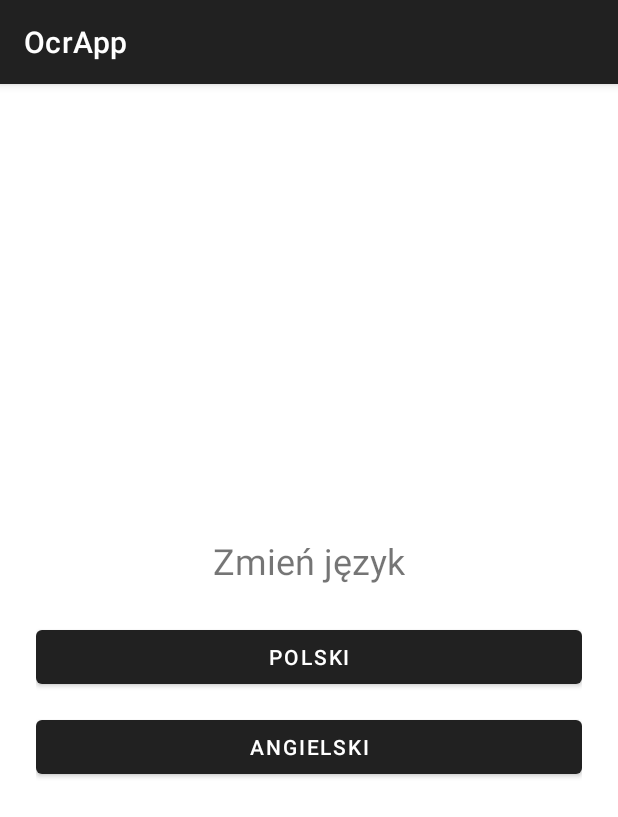
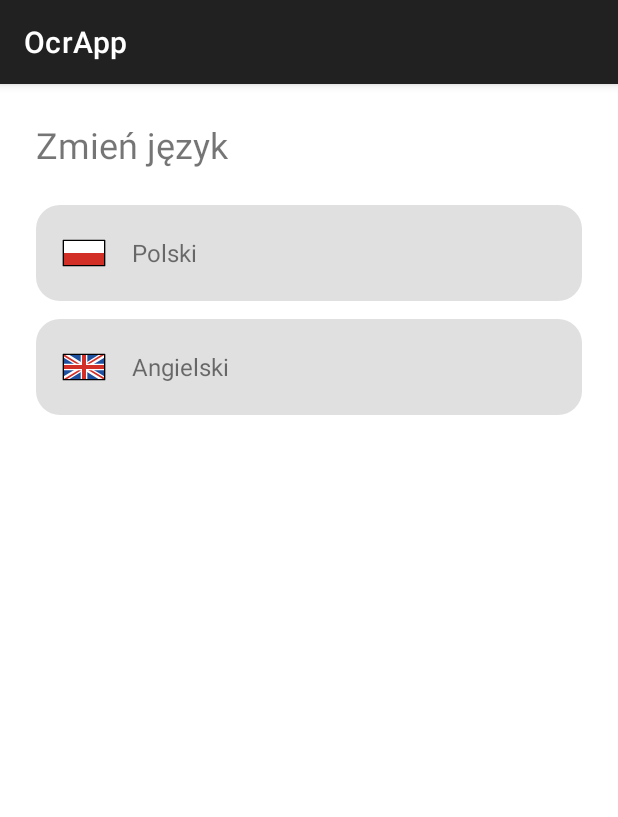
Before and after one commit to Jo3i/Komunikacja-cz-komp, an Android app: the LanguageActivity screen opened directly, with no data from a screen before it, on a phone screen of 412 x 824 dp. Shown: the top 817 px of the screen. Run offline under Robolectric (Android 15) with nearby library versions, the phone set to English and light mode, and no system bars.

Commit message:
aktualizacja layoutów oraz logiki w kotlin

```diff
--- a/app/src/main/java/com/example/ocrapp/LanguageActivity.kt
+++ b/app/src/main/java/com/example/ocrapp/LanguageActivity.kt
@@ -2,9 +2,10 @@ package com.example.ocrapp
 
 import android.content.SharedPreferences
 import android.os.Bundle
-import android.widget.Button
+import android.view.View
 import android.widget.Toast
 import androidx.appcompat.app.AppCompatActivity
+import androidx.core.content.edit
 
 class LanguageActivity : AppCompatActivity() {
 
@@ -15,18 +16,17 @@ class LanguageActivity : AppCompatActivity() {
         setContentView(R.layout.activity_language)
 
         preferences = getSharedPreferences("AppPrefs", MODE_PRIVATE)
+    }
 
-        val btnPolish = findViewById<Button>(R.id.button_polish)
-        val btnEnglish = findViewById<Button>(R.id.button_english)
+    fun onPolishClick(view: View) {
+        preferences.edit() { putString("language", "pl") }
+        Toast.makeText(this, "Wybrano język polski", Toast.LENGTH_SHORT).show()
+        // Możesz tu dodać np. powrót do Settings lub restart activity, jeśli chcesz
+    }
 
-        btnPolish.setOnClickListener {
-            preferences.edit().putString("language", "pl").apply()
-            Toast.makeText(this, "Wybrano język polski", Toast.LENGTH_SHORT).show()
-        }
-
-        btnEnglish.setOnClickListener {
-            preferences.edit().putString("language", "en").apply()
-            Toast.makeText(this, "English selected", Toast.LENGTH_SHORT).show()
-        }
+    fun onEnglishClick(view: View) {
+        preferences.edit() { putString("language", "en") }
+        Toast.makeText(this, "English selected", Toast.LENGTH_SHORT).show()
+        // To samo co wyżej - ew. restart lub powrót
     }
 }
--- /dev/null
+++ b/app/src/main/res/drawable/ic_flag_eng.xml
@@ -0,0 +1,52 @@
+<vector xmlns:android="http://schemas.android.com/apk/res/android"
+    android:width="72dp"
+    android:height="72dp"
+    android:viewportWidth="72"
+    android:viewportHeight="72">
+  <path
+      android:pathData="M5,17h62v38h-62z"
+      android:fillColor="#1e50a0"/>
+  <path
+      android:pathData="M40,28.856l0,3.144l10.181,0l16.819,-10.309l0,-4.691l-7.654,0l-19.346,11.856z"
+      android:fillColor="#fff"/>
+  <path
+      android:pathData="M67,17l0,0l-3.827,0l-23.173,14.203l0,0.797l3.482,0l23.518,-14.414l0,-0.586z"
+      android:fillColor="#d22f27"/>
+  <path
+      android:pathData="M59.347,55l7.653,0l0,0l0,-4.692l-16.818,-10.308l-10.182,0l0,3.143l19.347,11.857z"
+      android:fillColor="#fff"/>
+  <path
+      android:pathData="M67,55l0,-2.347l-20.645,-12.653l-4.787,0l24.474,15l0.958,0l0,0z"
+      android:fillColor="#d22f27"/>
+  <path
+      android:pathData="M32,43.144l0,-3.144l-10.181,0l-16.819,10.309l0,4.691l7.654,0l19.346,-11.856z"
+      android:fillColor="#fff"/>
+  <path
+      android:pathData="M5,55l0,0l3.827,0l23.173,-14.203l0,-0.797l-3.482,0l-23.518,14.414l0,0.586z"
+      android:fillColor="#d22f27"/>
+  <path
+      android:pathData="M12.653,17l-7.653,0l0,0l0,4.692l16.818,10.308l10.182,0l0,-3.143l-19.347,-11.857z"
+      android:fillColor="#fff"/>
+  <path
+      android:pathData="M5,17l0,2.347l20.646,12.653l4.786,0l-24.474,-15l-0.958,0l0,0z"
+      android:fillColor="#d22f27"/>
+  <path
+      android:pathData="M5,31h62v10h-62z"
+      android:fillColor="#fff"/>
+  <path
+      android:pathData="M31,17h10v38h-10z"
+      android:fillColor="#fff"/>
+  <path
+      android:pathData="M5,33h62v6h-62z"
+      android:fillColor="#d22f27"/>
+  <path
+      android:pathData="M33,17h6v38h-6z"
+      android:fillColor="#d22f27"/>
+  <path
+      android:pathData="M5,17h62v38h-62z"
+      android:strokeLineJoin="round"
+      android:strokeWidth="2"
+      android:fillColor="#00000000"
+      android:strokeColor="#000"
+      android:strokeLineCap="round"/>
+</vector>
--- /dev/null
+++ b/app/src/main/res/drawable/ic_flag_pl.xml
@@ -0,0 +1,19 @@
+<vector xmlns:android="http://schemas.android.com/apk/res/android"
+    android:width="72dp"
+    android:height="72dp"
+    android:viewportWidth="72"
+    android:viewportHeight="72">
+  <path
+      android:pathData="M5,17h62v38h-62z"
+      android:fillColor="#fff"/>
+  <path
+      android:pathData="M5,36h62v19h-62z"
+      android:fillColor="#d22f27"/>
+  <path
+      android:pathData="M5,17h62v38h-62z"
+      android:strokeLineJoin="round"
+      android:strokeWidth="2"
+      android:fillColor="#00000000"
+      android:strokeColor="#000"
+      android:strokeLineCap="round"/>
+</vector>
--- a/app/src/main/res/layout/activity_language.xml
+++ b/app/src/main/res/layout/activity_language.xml
@@ -5,7 +5,7 @@
     android:layout_height="match_parent"
     android:padding="24dp"
     android:orientation="vertical"
-    android:gravity="center">
+>
 
     <TextView
         android:layout_width="wrap_content"
@@ -14,16 +14,55 @@
         android:textSize="24sp"
         android:layout_marginBottom="24dp" />
 
-    <Button
+    <!-- Polski -->
+    <LinearLayout
         android:id="@+id/button_polish"
         android:layout_width="match_parent"
         android:layout_height="wrap_content"
-        android:text="@string/language_pl" />
+        android:orientation="horizontal"
+        android:background="@drawable/rounded_button"
+        android:padding="16dp"
+        android:gravity="center_vertical"
+        android:onClick="onPolishClick"
+        android:layout_marginBottom="12dp">
 
-    <Button
+        <ImageView
+            android:layout_width="32dp"
+            android:layout_height="32dp"
+            android:src="@drawable/ic_flag_pl"
+            android:contentDescription="@string/language_pl" />
+
+        <TextView
+            android:layout_width="wrap_content"
+            android:layout_height="wrap_content"
+            android:text="@string/language_pl"
+            android:textSize="16sp"
+            android:layout_marginStart="16dp" />
+    </LinearLayout>
+
+    <!-- Angielski -->
+    <LinearLayout
         android:id="@+id/button_english"
         android:layout_width="match_parent"
         android:layout_height="wrap_content"
-        android:text="@string/language_en"
-        android:layout_marginTop="12dp" />
+        android:orientation="horizontal"
+        android:background="@drawable/rounded_button"
+        android:padding="16dp"
+        android:gravity="center_vertical"
+        android:onClick="onEnglishClick">
+
+        <ImageView
+            android:layout_width="32dp"
+            android:layout_height="32dp"
+            android:src="@drawable/ic_flag_eng"
+            android:contentDescription="@string/language_en" />
+
+        <TextView
+            android:layout_width="wrap_content"
+            android:layout_height="wrap_content"
+            android:text="@string/language_en"
+            android:textSize="16sp"
+            android:layout_marginStart="16dp" />
+    </LinearLayout>
+
 </LinearLayout>
--- a/app/src/main/res/layout/activity_settings.xml
+++ b/app/src/main/res/layout/activity_settings.xml
@@ -23,6 +23,7 @@
 
         <!-- Zmień motyw -->
         <LinearLayout
+            android:id="@+id/button_theme"
             android:layout_width="match_parent"
             android:layout_height="wrap_content"
             android:layout_marginBottom="16dp"
@@ -49,6 +50,7 @@
 
         <!-- Zmień język -->
         <LinearLayout
+            android:id="@+id/button_language"
             android:layout_width="match_parent"
             android:layout_height="wrap_content"
             android:layout_marginBottom="16dp"
@@ -75,6 +77,7 @@
 
         <!-- Wyloguj -->
         <LinearLayout
+            android:id="@+id/button_logout"
             android:layout_width="match_parent"
             android:layout_height="wrap_content"
             android:orientation="vertical"
--- a/app/src/main/res/values/strings.xml
+++ b/app/src/main/res/values/strings.xml
@@ -1,5 +1,5 @@
 <resources>
-    <string name="app_name" translatable="false">OCR App</string>
+    <string name="app_name" translatable="false">OCR App: w67227</string>
     <string name="login">Zaloguj się</string>
     <string name="password">Hasło</string>
     <string name="main_menu">Menu główne</string>
```
Also changed, not shown: app/src/main/java/com/example/ocrapp/LoginActivity.kt (+20 -3 lines), app/src/main/java/com/example/ocrapp/SettingsActivity.kt (+27 -18 lines), app/src/main/res/layout/activity_login.xml (+22 -5 lines), app/src/main/res/layout/activity_main_menu.xml (+24 -25 lines), app/src/main/res/drawable/flag_eng.svg (added), app/src/main/res/drawable/flag_pl.svg (added), 1 other file.
